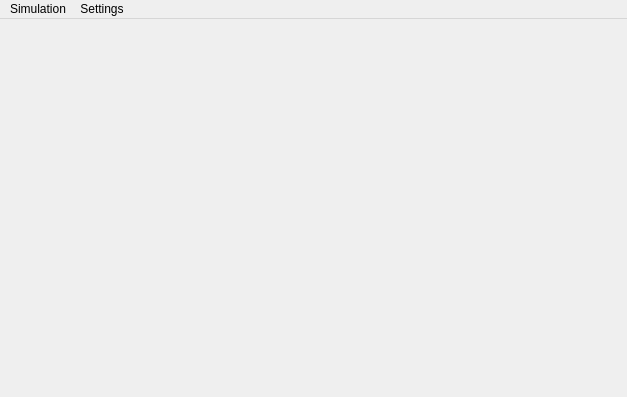
Before: the Qt Designer form QtCellLifeSimulationApp/QtCellLifeSimulationApp.ui in maxchistt/CellLifeSimulation, drawn with Qt 5.
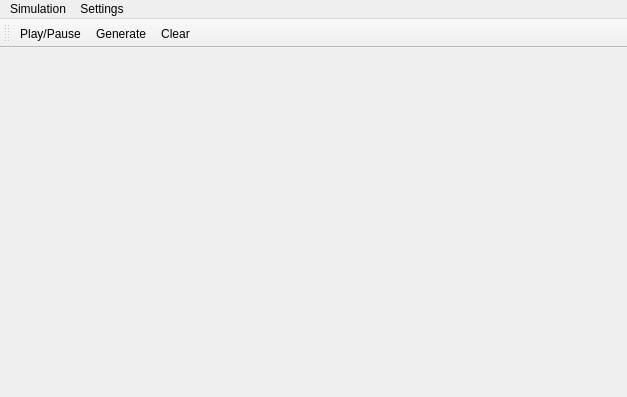
After: the same form once the commit is applied. Icons and pictures are not drawn.

Diff of the .ui file:
```diff
--- a/QtCellLifeSimulationApp/QtCellLifeSimulationApp.ui
+++ b/QtCellLifeSimulationApp/QtCellLifeSimulationApp.ui
@@ -52,6 +52,20 @@
    <addaction name="menuCells"/>
    <addaction name="menuSettings"/>
   </widget>
+  <widget class="QToolBar" name="toolBar">
+   <property name="windowTitle">
+    <string>toolBar</string>
+   </property>
+   <attribute name="toolBarArea">
+    <enum>TopToolBarArea</enum>
+   </attribute>
+   <attribute name="toolBarBreak">
+    <bool>false</bool>
+   </attribute>
+   <addaction name="actionPlay_Pause"/>
+   <addaction name="actionGenerate"/>
+   <addaction name="actionClear"/>
+  </widget>
   <action name="actionGenerate">
    <property name="text">
     <string>Generate</string>
```
Left out of the diff: 12 changed lines with no effect on the pictures.
